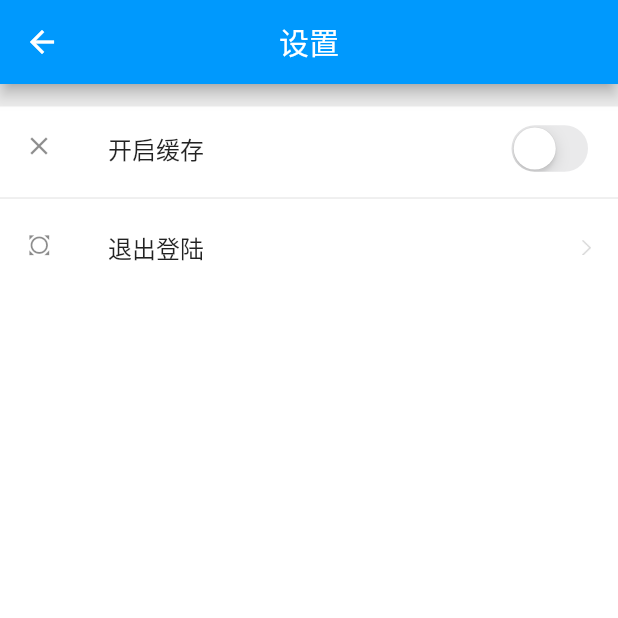
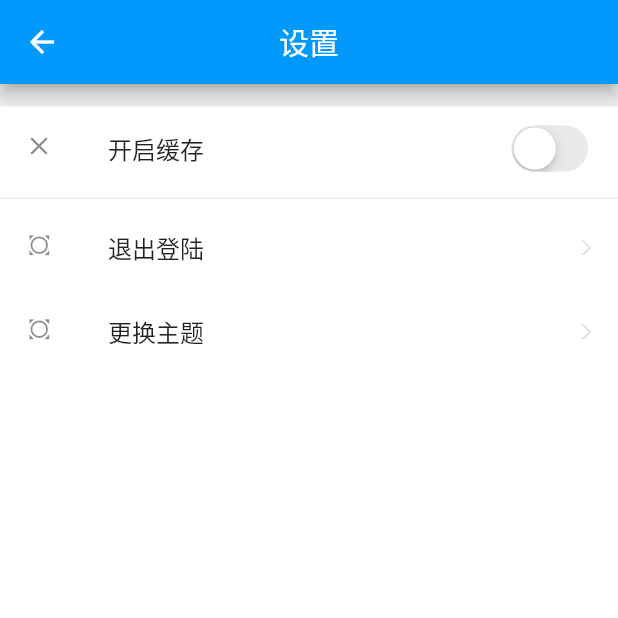
Before and after one commit to JasonXuJie/Inke, a Flutter app: the SettingPage screen opened by its route, on a phone screen of 412 x 824 dp, the top half of it. Run offline on Flutter 3.47's test engine with Material 2 defaults, Android fonts, the light colour scheme and no system bars; our stand-ins replace cached_network_image, dio, event_bus, flutter_html, flutter_redux, flutter_swiper and 11 more; missing offline and left inert: barcode_scan, flutter_statusbar_manager, flutter_webview_plugin; accounts and stored records are empty; network calls fail.

Commit message:
电影模块增加新功能

```diff
--- a/lib/config/route_config.dart
+++ b/lib/config/route_config.dart
@@ -14,5 +14,6 @@ class RouteConfig{
   static const String moreHotMoviesName =  '/MoreHotMovies';
   static const String registerName = '/Register';
   static const String stillName = '/Still';
+  static const String themeName = '/Theme';
 
 }
--- a/lib/main.dart
+++ b/lib/main.dart
@@ -27,8 +27,10 @@ import 'package:Inke/module_login/page_register.dart';
 
 import 'package:Inke/test/test.dart';
 import 'package:Inke/test/hero_one.dart';
+import 'package:Inke/test/blur.dart';
 
 import 'package:Inke/module_movie/page_photo_details.dart';
+import 'package:Inke/page/page_theme.dart';
 
 void main() async {
   SystemChrome.setPreferredOrientations(
@@ -81,7 +83,8 @@ class InkeApp extends StatelessWidget {
           RouteConfig.todayName: (context) => TodayInHistoryPage(),
           RouteConfig.moreHotMoviesName: (context) => MoreHotMoviesPage(),
           RouteConfig.dreamName: (context) => DreamPage(),
-          RouteConfig.registerName: (context) => RegisterPage()
+          RouteConfig.registerName: (context) => RegisterPage(),
+          RouteConfig.themeName:(context) => ThemePage(),
         },
         onGenerateRoute: (RouteSettings settings) {
           final String name = settings.name;
--- a/lib/module_action/page_action.dart
+++ b/lib/module_action/page_action.dart
@@ -114,6 +114,7 @@ class _State extends State<ActionFragment> with SingleTickerProviderStateMixin,A
                   backgroundColor: Colors.black38,
                   selectedColor: AppColors.color_ff9900,
                   onSelected: (bool selected) {
+                   if(selected){
                      setState(() {
                        mValue = selected ? index : null;
                        switch (index) {
@@ -134,6 +135,7 @@ class _State extends State<ActionFragment> with SingleTickerProviderStateMixin,A
                            break;
                        }
                      });
+                   }
                   },
                 );
               }),
--- a/lib/module_my/page_setting.dart
+++ b/lib/module_my/page_setting.dart
@@ -64,6 +64,21 @@ class _State extends State<SettingPage> {
                   _showDialog(context);
                 },
               ),
+              ListTile(
+                title: Text('更换主题'),
+                leading: Icon(
+                  Icons.all_out,
+                  size: 20.0,
+                ),
+                trailing: Image.asset(
+                  AppImgPath.mainPath + 'img_right_arrow.png',
+                  width: 10.0,
+                  height: 10.0,
+                ),
+                onTap: () {
+                  RouteUtil.pushByNamed(context, RouteConfig.themeName);
+                },
+              ),
             ],
           )
         ));
```
Also changed, not shown: lib/module_movie/page_movie_details.dart (+34 -5 lines). Lines whose indentation alone changed are shown as unchanged.
